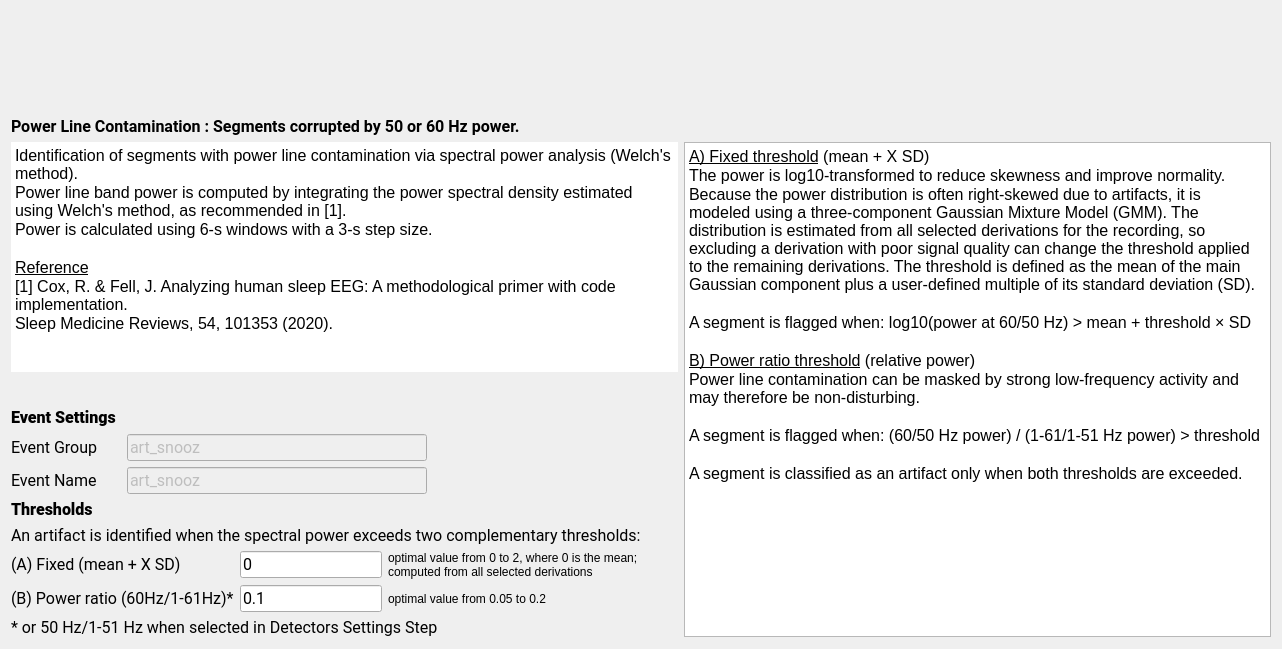
The window that tools/CEAMSTools/DetectArtifacts/PowerLineStep/Ui_PowerLineStep.ui (SnoozToolbox/snooz-package-ceams) describes before a commit, drawn with Qt 5.
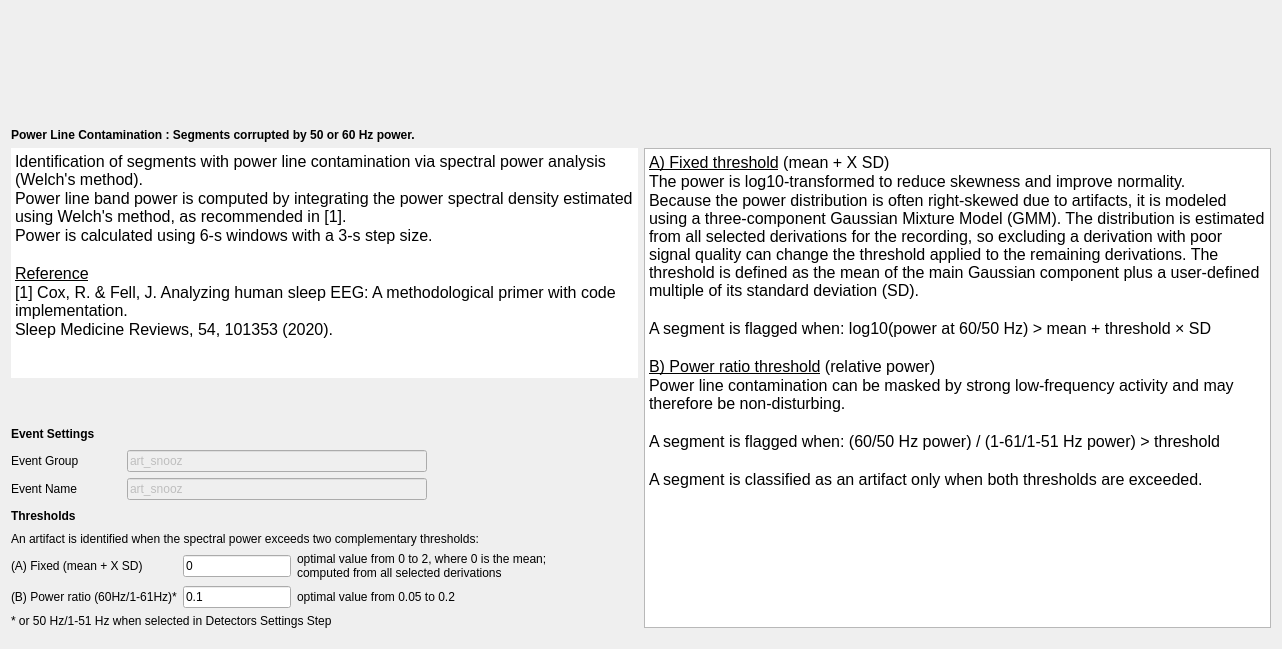
The same window after the commit.

Commit message: Font step 4: forms without fonts of their own, look kept

Patch:
```diff
--- a/tools/CEAMSTools/DetectArtifacts/PowerLineStep/Ui_PowerLineStep.ui
+++ b/tools/CEAMSTools/DetectArtifacts/PowerLineStep/Ui_PowerLineStep.ui
@@ -13,9 +13,6 @@
   <property name="windowTitle">
    <string>Form</string>
   </property>
-  <property name="styleSheet">
-   <string notr="true">font: 12pt &quot;Roboto&quot;;</string>
-  </property>
   <layout class="QVBoxLayout" name="verticalLayout_4">
    <item>
     <widget class="QWidget" name="imageWidget" native="true">
@@ -76,8 +73,6 @@
      </property>
      <property name="font">
       <font>
-       <family>Roboto</family>
-       <pointsize>12</pointsize>
        <italic>false</italic>
        <bold>false</bold>
       </font>
@@ -136,7 +131,7 @@
 hr { height: 1px; border-width: 0; }
 li.unchecked::marker { content: &quot;\2610&quot;; }
 li.checked::marker { content: &quot;\2612&quot;; }
-&lt;/style&gt;&lt;/head&gt;&lt;body style=&quot; font-family:'Roboto'; font-size:12pt; font-weight:400; font-style:normal;&quot;&gt;
+&lt;/style&gt;&lt;/head&gt;&lt;body style=&quot; font-size:12pt; font-weight:400; font-style:normal;&quot;&gt;
 &lt;p style=&quot; margin-top:0px; margin-bottom:0px; margin-left:0px; margin-right:0px; -qt-block-indent:0; text-indent:0px;&quot;&gt;Identification of segments with power line contamination via spectral power analysis (Welch's method). &lt;/p&gt;
 &lt;p style=&quot; margin-top:0px; margin-bottom:0px; margin-left:0px; margin-right:0px; -qt-block-indent:0; text-indent:0px;&quot;&gt;Power line band power is computed by integrating the power spectral density estimated using Welch's method, as recommended in [1].&lt;/p&gt;
 &lt;p style=&quot; margin-top:0px; margin-bottom:0px; margin-left:0px; margin-right:0px; -qt-block-indent:0; text-indent:0px;&quot;&gt;Power is calculated using 6-s windows with a 3-s step size. &lt;/p&gt;
@@ -187,8 +182,6 @@
            </property>
            <property name="font">
             <font>
-             <family>Roboto</family>
-             <pointsize>12</pointsize>
              <italic>false</italic>
              <bold>false</bold>
             </font>
@@ -225,8 +218,6 @@
              </property>
              <property name="font">
               <font>
-               <family>Roboto</family>
-               <pointsize>12</pointsize>
                <italic>false</italic>
                <bold>false</bold>
               </font>
@@ -264,8 +255,6 @@
              </property>
              <property name="font">
               <font>
-               <family>Roboto</family>
-               <pointsize>12</pointsize>
                <italic>false</italic>
                <bold>false</bold>
               </font>
@@ -320,8 +309,6 @@
              </property>
              <property name="font">
               <font>
-               <family>Roboto</family>
-               <pointsize>12</pointsize>
                <italic>false</italic>
                <bold>false</bold>
               </font>
@@ -359,8 +346,6 @@
              </property>
              <property name="font">
               <font>
-               <family>Roboto</family>
-               <pointsize>12</pointsize>
                <italic>false</italic>
                <bold>false</bold>
               </font>
@@ -411,8 +396,6 @@
            </property>
            <property name="font">
             <font>
-             <family>Roboto</family>
-             <pointsize>12</pointsize>
              <italic>false</italic>
              <bold>false</bold>
             </font>
@@ -426,8 +409,6 @@
           <widget class="QLabel" name="label_8">
            <property name="font">
             <font>
-             <family>Roboto</family>
-             <pointsize>12</pointsize>
              <italic>false</italic>
              <bold>false</bold>
             </font>
@@ -449,8 +430,6 @@
              </property>
              <property name="font">
               <font>
-               <family>Roboto</family>
-               <pointsize>12</pointsize>
                <italic>false</italic>
                <bold>false</bold>
               </font>
@@ -470,8 +449,6 @@
              </property>
              <property name="font">
               <font>
-               <family>Roboto</family>
-               <pointsize>12</pointsize>
                <italic>false</italic>
                <bold>false</bold>
               </font>
@@ -514,8 +491,6 @@
              </property>
              <property name="font">
               <font>
-               <family>Roboto</family>
-               <pointsize>12</pointsize>
                <italic>false</italic>
                <bold>false</bold>
               </font>
@@ -529,8 +504,6 @@
             <widget class="QLabel" name="label_6">
              <property name="font">
               <font>
-               <family>Roboto</family>
-               <pointsize>12</pointsize>
                <italic>false</italic>
                <bold>false</bold>
               </font>
@@ -557,8 +530,6 @@
           <widget class="QLabel" name="label_5">
            <property name="font">
             <font>
-             <family>Roboto</family>
-             <pointsize>12</pointsize>
              <italic>false</italic>
              <bold>false</bold>
             </font>
@@ -626,7 +597,7 @@
 hr { height: 1px; border-width: 0; }
 li.unchecked::marker { content: &quot;\2610&quot;; }
 li.checked::marker { content: &quot;\2612&quot;; }
-&lt;/style&gt;&lt;/head&gt;&lt;body style=&quot; font-family:'Roboto'; font-size:12pt; font-weight:400; font-style:normal;&quot;&gt;
+&lt;/style&gt;&lt;/head&gt;&lt;body style=&quot; font-size:12pt; font-weight:400; font-style:normal;&quot;&gt;
 &lt;p style=&quot; margin-top:0px; margin-bottom:0px; margin-left:0px; margin-right:0px; -qt-block-indent:0; text-indent:0px;&quot;&gt;&lt;span style=&quot; text-decoration: underline;&quot;&gt;A) Fixed threshold&lt;/span&gt;&lt;span style=&quot; color:#000000;&quot;&gt; (mean + X SD)&lt;/span&gt;&lt;/p&gt;
 &lt;p style=&quot; margin-top:0px; margin-bottom:0px; margin-left:0px; margin-right:0px; -qt-block-indent:0; text-indent:0px;&quot;&gt;The power is log10-transformed to reduce skewness and improve normality.&lt;/p&gt;
 &lt;p style=&quot; margin-top:0px; margin-bottom:0px; margin-left:0px; margin-right:0px; -qt-block-indent:0; text-indent:0px;&quot;&gt;Because the power distribution is often right-skewed due to artifacts, it is modeled using a three-component Gaussian Mixture Model (GMM). The distribution is estimated from all selected derivations for the recording, so excluding a derivation with poor signal quality can change the threshold applied to the remaining derivations. The threshold is defined as the mean of the main Gaussian component plus a user-defined multiple of its standard deviation (SD).&lt;/p&gt;
```
The commit also changes 427 other files.
